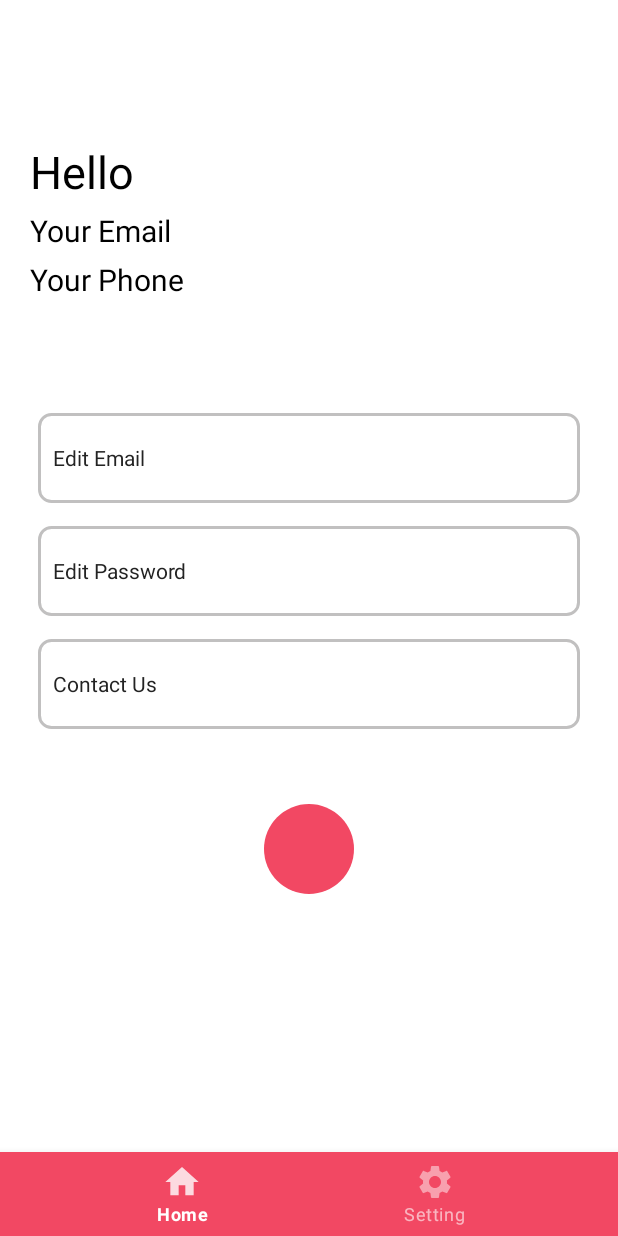
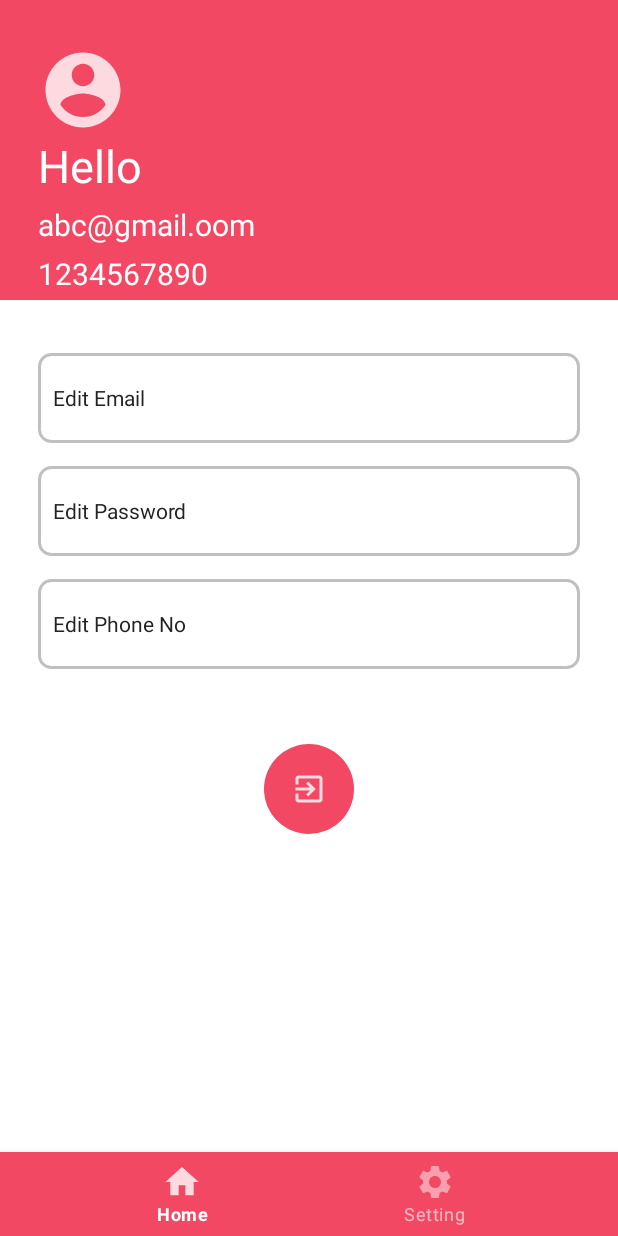
Before and after one commit to bhatt-nisarg/Project1, an Android app: the fragment SettingFragment placed in its activity, on a phone screen of 412 x 824 dp. Run offline under Robolectric (Android 15) with nearby library versions, the phone set to English and light mode, and no system bars; our stand-ins replace Picasso; pictures from the network do not load.

Commit message:
logout function add

```diff
--- a/app/src/main/java/com/example/project1/SettingFragment.java
+++ b/app/src/main/java/com/example/project1/SettingFragment.java
@@ -1,64 +1,82 @@
 package com.example.project1;
 
+import android.content.Intent;
+import android.content.SharedPreferences;
 import android.os.Bundle;
 
 import androidx.fragment.app.Fragment;
 
+import android.preference.PreferenceManager;
 import android.view.LayoutInflater;
 import android.view.View;
 import android.view.ViewGroup;
+import android.widget.ImageButton;
+import android.widget.ImageView;
+import android.widget.TextView;
 
-/**
- * A simple {@link Fragment} subclass.
- * Use the {@link SettingFragment#newInstance} factory method to
- * create an instance of this fragment.
- */
-public class SettingFragment extends Fragment {
 
-    // TODO: Rename parameter arguments, choose names that match
-    // the fragment initialization parameters, e.g. ARG_ITEM_NUMBER
-    private static final String ARG_PARAM1 = "param1";
-    private static final String ARG_PARAM2 = "param2";
+public class SettingFragment extends Fragment implements View.OnClickListener {
 
-    // TODO: Rename and change types of parameters
-    private String mParam1;
-    private String mParam2;
+    ImageView profile_display;
+    TextView editemail,editphone,editpassword,disp_email,disp_phone;
+    ImageButton logout_btn;
+
 
     public SettingFragment() {
         // Required empty public constructor
     }
 
-    /**
-     * Use this factory method to create a new instance of
-     * this fragment using the provided parameters.
-     *
-     * @param param1 Parameter 1.
-     * @param param2 Parameter 2.
-     * @return A new instance of fragment SettingFragment.
-     */
-    // TODO: Rename and change types and number of parameters
-    public static SettingFragment newInstance(String param1, String param2) {
-        SettingFragment fragment = new SettingFragment();
-        Bundle args = new Bundle();
-        args.putString(ARG_PARAM1, param1);
-        args.putString(ARG_PARAM2, param2);
-        fragment.setArguments(args);
-        return fragment;
-    }
-
     @Override
     public void onCreate(Bundle savedInstanceState) {
         super.onCreate(savedInstanceState);
-        if (getArguments() != null) {
-            mParam1 = getArguments().getString(ARG_PARAM1);
-            mParam2 = getArguments().getString(ARG_PARAM2);
-        }
+
     }
 
     @Override
     public View onCreateView(LayoutInflater inflater, ViewGroup container,
                              Bundle savedInstanceState) {
         // Inflate the layout for this fragment
-        return inflater.inflate(R.layout.fragment_setting, container, false);
+        View view =  inflater.inflate(R.layout.fragment_setting, container, false);
+
+        profile_display = view.findViewById(R.id.dis_profile);
+        editemail = view.findViewById(R.id.edt_email);
+        editphone = view.findViewById(R.id.edt_phone);
+        editpassword = view.findViewById(R.id.edt_password);
+        disp_email = view.findViewById(R.id.dis_email);
+        disp_phone = view.findViewById(R.id.dis_phone);
+        logout_btn = view.findViewById(R.id.logout);
+
+        disp_phone.setText("1234567890");
+        disp_email.setText("abc@gmail.oom");
+
+        //setonclickevents
+        profile_display.setOnClickListener(this);
+        editemail.setOnClickListener(this);
+        editpassword.setOnClickListener(this);
+        editphone.setOnClickListener(this);
+        logout_btn.setOnClickListener(this);
+
+    return view;
+    }
+
+    @Override
+    public void onClick(View view) {
+        switch (view.getId()){
+            case R.id.dis_profile:
+                break;
+            case R.id.edt_email:
+                break;
+            case R.id.edt_password:
+                break;
+            case R.id.edt_phone:
+                break;
+            case R.id.logout:
+                SharedPreferences prefs = PreferenceManager.getDefaultSharedPreferences(getContext());
+                prefs.edit().putBoolean("Islogin", false).apply();
+                Intent intent = new Intent(getContext(),MainActivity.class);
+                startActivity(intent);
+                break;
+
+        }
     }
 }
--- /dev/null
+++ b/app/src/main/res/drawable-anydpi/logoutlogo.xml
@@ -0,0 +1,11 @@
+<vector xmlns:android="http://schemas.android.com/apk/res/android"
+    android:width="24dp"
+    android:height="24dp"
+    android:viewportWidth="24"
+    android:viewportHeight="24"
+    android:tint="#FFFFFF"
+    android:alpha="0.8">
+  <path
+      android:fillColor="@android:color/white"
+      android:pathData="M10.09,15.59L11.5,17l5,-5 -5,-5 -1.41,1.41L12.67,11H3v2h9.67l-2.58,2.59zM19,3H5c-1.11,0 -2,0.9 -2,2v4h2V5h14v14H5v-4H3v4c0,1.1 0.89,2 2,2h14c1.1,0 2,-0.9 2,-2V5c0,-1.1 -0.9,-2 -2,-2z"/>
+</vector>
--- /dev/null
+++ b/app/src/main/res/drawable-anydpi/userimage.xml
@@ -0,0 +1,11 @@
+<vector xmlns:android="http://schemas.android.com/apk/res/android"
+    android:width="24dp"
+    android:height="24dp"
+    android:viewportWidth="24"
+    android:viewportHeight="24"
+    android:tint="#FFFFFF"
+    android:alpha="0.8">
+  <path
+      android:fillColor="@android:color/white"
+      android:pathData="M12,2C6.48,2 2,6.48 2,12s4.48,10 10,10 10,-4.48 10,-10S17.52,2 12,2zM12,5c1.66,0 3,1.34 3,3s-1.34,3 -3,3 -3,-1.34 -3,-3 1.34,-3 3,-3zM12,19.2c-2.5,0 -4.71,-1.28 -6,-3.22 0.03,-1.99 4,-3.08 6,-3.08 1.99,0 5.97,1.09 6,3.08 -1.29,1.94 -3.5,3.22 -6,3.22z"/>
+</vector>
--- a/app/src/main/res/layout/fragment_setting.xml
+++ b/app/src/main/res/layout/fragment_setting.xml
@@ -9,38 +9,43 @@
     <LinearLayout
         android:layout_width="match_parent"
         android:layout_height="200dp"
-        android:layout_margin="20dp"
         android:id="@+id/linearsetting"
         android:orientation="vertical"
+        android:background="@color/pink"
+        android:paddingStart="25dp"
+
         >
 
         <ImageView
-            android:layout_width="wrap_content"
-            android:layout_height="wrap_content"
-            android:layout_marginTop="50dp"
-            android:src="@drawable/btnsubmit"
+            android:id="@+id/dis_profile"
+            android:layout_width="60dp"
+            android:layout_height="60dp"
+            android:layout_marginTop="30dp"
+            android:src="@drawable/userimage"
             />
         <TextView
             android:layout_width="wrap_content"
             android:layout_height="wrap_content"
-            android:textColor="@color/black"
-            android:text="Hello"
+            android:textColor="@color/white"
+            android:text="@string/hello"
             android:textSize="30sp"
             />
         <TextView
+            android:id="@+id/dis_email"
             android:layout_width="wrap_content"
             android:layout_height="wrap_content"
-            android:textColor="@color/black"
+            android:textColor="@color/white"
             android:layout_marginTop="5dp"
-            android:text="Your Email"
+            android:text="@string/your_email"
             android:textSize="20sp"
             />
         <TextView
+            android:id="@+id/dis_phone"
             android:layout_width="wrap_content"
             android:layout_height="wrap_content"
-            android:textColor="@color/black"
+            android:textColor="@color/white"
             android:layout_marginTop="5dp"
-            android:text="Your Phone"
+            android:text="@string/your_phone"
             android:textSize="20sp"
             />
     </LinearLayout>
@@ -55,49 +60,52 @@
        >
 
         <TextView
+            android:id="@+id/edt_email"
             android:layout_width="match_parent"
             android:layout_height="60dp"
             android:layout_gravity="center"
-            android:text="Edit Email"
+            android:text="@string/edit_email"
             android:paddingTop="20dp"
-            android:paddingLeft="10dp"
+            android:paddingStart="10dp"
             android:layout_marginTop="35dp"
             android:layout_marginLeft="25dp"
             android:layout_marginRight="25dp"
             android:background="@drawable/up_corner"
             android:textColor="#232323"/>
         <TextView
+            android:id="@+id/edt_password"
             android:layout_width="match_parent"
             android:layout_height="60dp"
             android:layout_gravity="center"
-            android:text="Edit Password"
+            android:text="@string/edit_password"
             android:paddingTop="20dp"
-            android:paddingLeft="10dp"
+            android:paddingStart="10dp"
             android:layout_marginTop="15dp"
             android:layout_marginLeft="25dp"
             android:layout_marginRight="25dp"
             android:background="@drawable/up_corner"
             android:textColor="#232323"/>
         <TextView
+            android:id="@+id/edt_phone"
             android:layout_width="match_parent"
             android:layout_height="60dp"
             android:layout_gravity="center"
-            android:text="Contact Us"
+            android:text="@string/edit_phone_no"
             android:paddingTop="20dp"
-            android:paddingLeft="10dp"
+            android:paddingStart="10dp"
             android:layout_marginTop="15dp"
             android:layout_marginLeft="25dp"
             android:layout_marginRight="25dp"
             android:background="@drawable/up_corner"
             android:textColor="#232323"/>
         <ImageButton
-            android:id="@+id/submit"
+            android:id="@+id/logout"
             android:layout_width="60dp"
             android:layout_height="60dp"
-            android:layout_centerHorizontal="true"
             android:layout_gravity="center"
             android:layout_marginTop="50dp"
             android:background="@drawable/buttonbg"
+            android:src="@drawable/logoutlogo"
              />
     </LinearLayout>
 
--- a/app/src/main/res/values/strings.xml
+++ b/app/src/main/res/values/strings.xml
@@ -9,5 +9,11 @@
     <string name="email">Email</string>
     <string name="setting">Setting</string>
     <string name="home">Home</string>
+    <string name="edit_phone_no">Edit Phone No</string>
+    <string name="edit_password">Edit Password</string>
+    <string name="edit_email">Edit Email</string>
+    <string name="your_phone">Your Phone</string>
+    <string name="your_email">Your Email</string>
+    <string name="hello">Hello</string>
 
 </resources>
```
Also changed, not shown: app/src/main/res/drawable-hdpi/logoutlogo.png (added), app/src/main/res/drawable-hdpi/userimage.png (added), app/src/main/res/drawable-mdpi/logoutlogo.png (added), app/src/main/res/drawable-mdpi/userimage.png (added), app/src/main/res/drawable-xhdpi/logoutlogo.png (added), app/src/main/res/drawable-xhdpi/userimage.png (added), app/src/main/res/drawable-xxhdpi/logoutlogo.png (added), app/src/main/res/drawable-xxhdpi/userimage.png (added).
